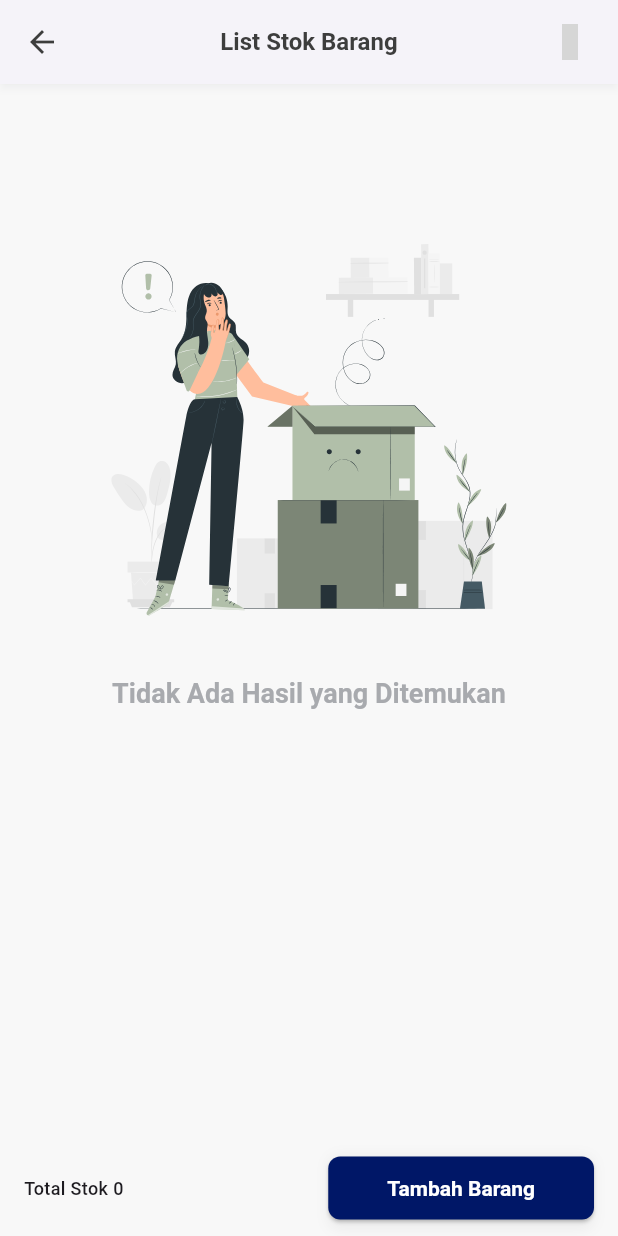
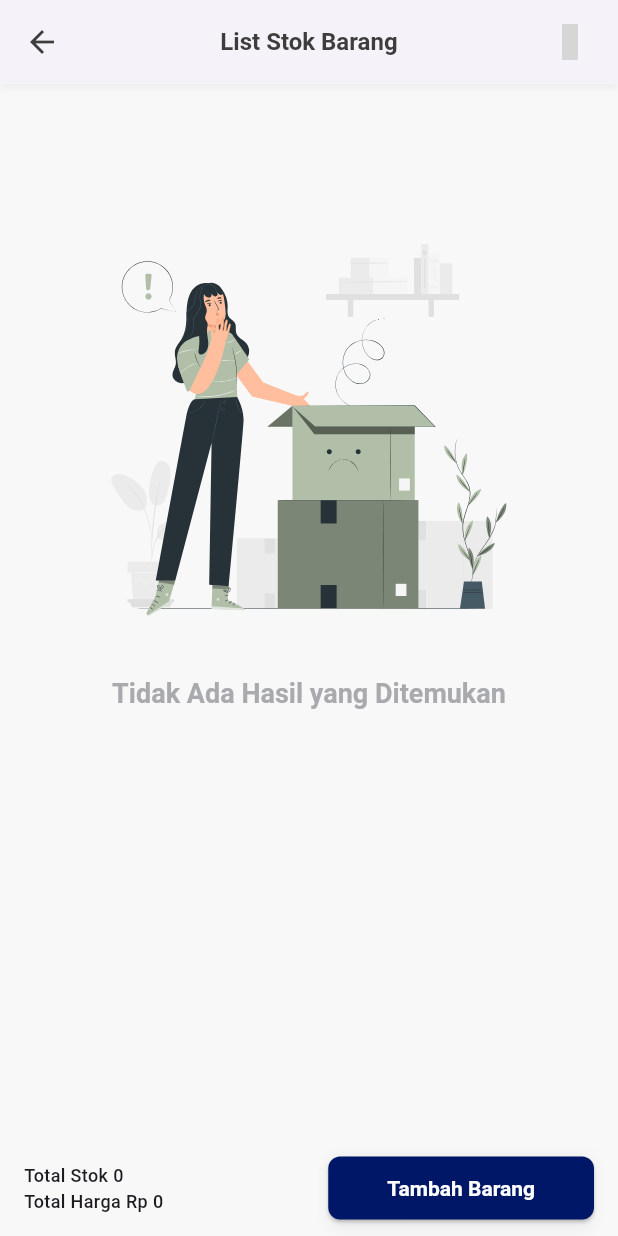
Before and after one commit to adamfzn20/adam_fauzan_frond_end, a Flutter app: the screen it shows after launch, on a phone screen of 412 x 824 dp. Run offline on Flutter 3.47's test engine with Material 3 defaults, Android fonts, the phone set to English and light mode, and no system bars; drawn by our look-alikes of pull_to_refresh; our stand-ins replace dropdown_search, equatable, flutter_form_builder, flutter_iconly, flutter_secure_storage, flutter_svg and 9 more; accounts and stored records are empty; Roboto replaces fonts that are missing (Montserrat); grey boxes are pictures that could not be loaded.

Commit message:
total harga

```diff
--- a/lib/feature/stok_barang/stok_controller.dart
+++ b/lib/feature/stok_barang/stok_controller.dart
@@ -119,4 +119,5 @@ class StokController extends GetxController {
   }
 
   int get totalStok => barangList.fold(0, (sum, item) => sum + item.stok);
+  double get totalHarga => barangList.fold(0, (sum, item) => sum + item.harga);
 }
--- a/lib/feature/stok_barang/stok_page.dart
+++ b/lib/feature/stok_barang/stok_page.dart
@@ -1,5 +1,6 @@
 import 'package:adam_fauzan_frond_end/resources/resources.dart';
 import 'package:adam_fauzan_frond_end/routes/page_names.dart';
+import 'package:adam_fauzan_frond_end/utills/helper/convert.dart';
 import 'package:adam_fauzan_frond_end/utills/widget/app_bar/app_bar_widget.dart';
 import 'package:adam_fauzan_frond_end/utills/widget/button/primary_button.dart';
 import 'package:adam_fauzan_frond_end/utills/widget/floating_action_button/request_fab_widget.dart';
@@ -109,7 +110,14 @@ class StokPage extends StatelessWidget {
                 child: Row(
                   mainAxisAlignment: MainAxisAlignment.spaceBetween,
                   children: [
-                    Text('Total Stok ${controller.totalStok}'),
+                    Column(
+                      crossAxisAlignment: CrossAxisAlignment.start,
+                      children: [
+                        Text('Total Stok ${controller.totalStok}'),
+                        Text(
+                            'Total Harga ${Convert.formatRupiah(controller.totalHarga)}'),
+                      ],
+                    ),
                     PrimaryButton(
                       width: MediaQuery.of(context).size.width * 0.43,
                       title: 'txt_button_tambah_barang'.tr,
@@ -118,23 +126,11 @@ class StokPage extends StatelessWidget {
                         Get.toNamed(PageName.ADD_BARANG);
                       },
                     ),
-                    // ElevatedButton(
-                    //   onPressed: () async {
-                    //     await controller.deleteSelected();
-                    //   },
-                    //   child: const Text('Delete Selected'),
-                    // ),
                   ],
                 ),
               ),
             ],
           ),
-          // floatingActionButton: RequestFloatingActionButton(
-          //   onTap: () {
-          //     Get.toNamed(PageName.ADD_BARANG);
-          //   },
-          //   text: "${controller.totalStok}",
-          // ),
         );
       },
     );
```
